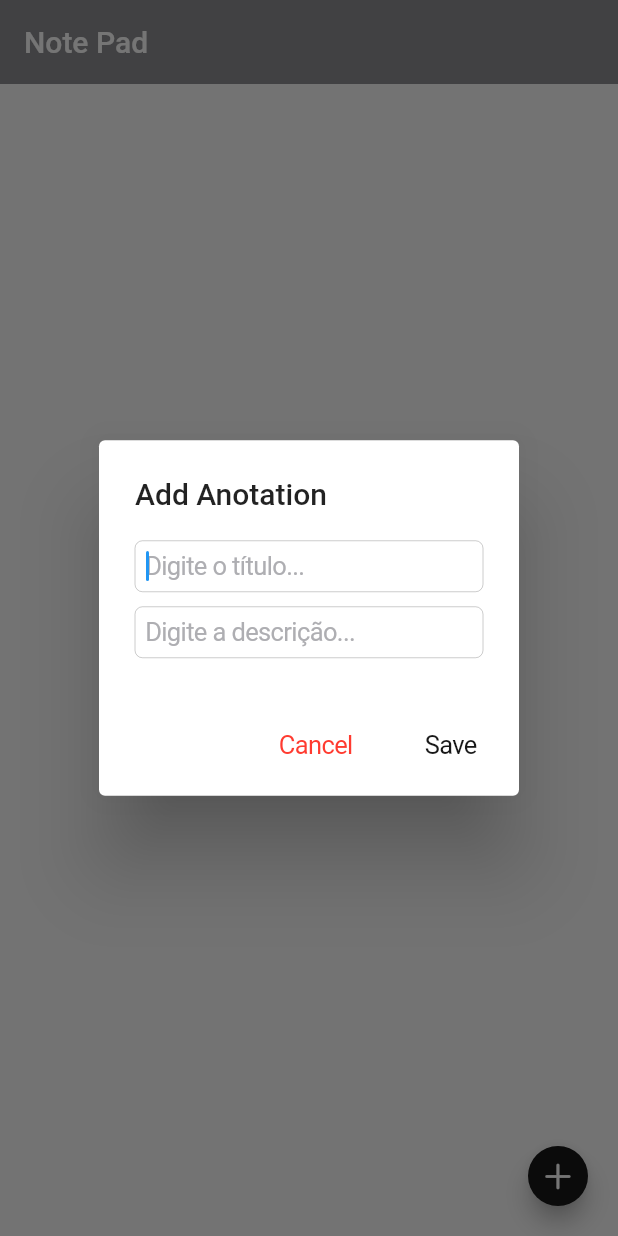
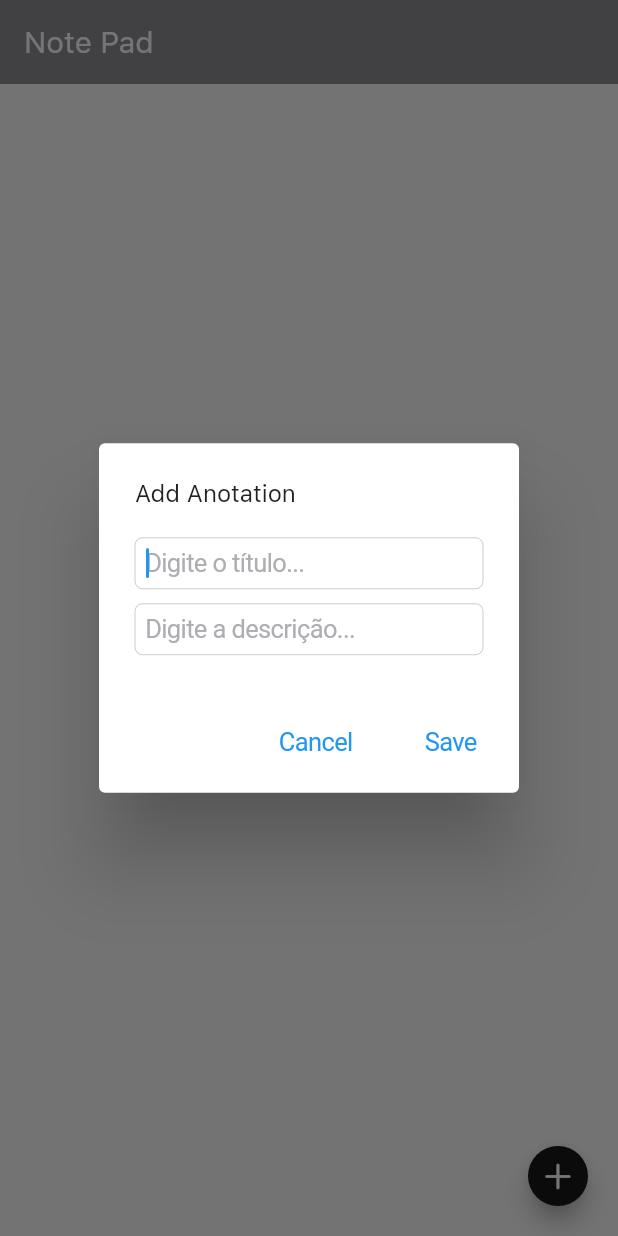
Before and after one commit to massimiliano76/NotePad_Flutter, a Flutter app: the screen it shows after launch, after a tap on an icon or button, on a phone screen of 412 x 824 dp. Run offline on Flutter 3.47's test engine with Material 2 defaults, Android fonts, the phone set to English and light mode, and no system bars; our stand-ins replace sqflite; accounts and stored records are empty.

```diff
--- a/lib/Home.dart
+++ b/lib/Home.dart
@@ -20,7 +20,6 @@ class _HomeState extends State<Home> {
               onPressed: () => Navigator.pop(context),
               child: Text(
                 "Cancel",
-                style: TextStyle(color: CupertinoColors.destructiveRed),
               ),
               minSize: 5.2,
             ),
@@ -30,11 +29,15 @@ class _HomeState extends State<Home> {
               },
               child: Text(
                 "Save",
-                style: TextStyle(color: CupertinoColors.darkBackgroundGray),
               ),
             )
           ],
-          title: Text("Add Anotation"),
+          title: Text(
+            "Add Anotation",
+            style: TextStyle(
+              fontSize: 16,
+            ),
+          ),
           content: Column(
             mainAxisSize: MainAxisSize.min,
             children: [
--- a/lib/main.dart
+++ b/lib/main.dart
@@ -10,6 +10,9 @@ class MyApp extends StatelessWidget {
   Widget build(BuildContext context) {
     return MaterialApp(
       debugShowCheckedModeBanner: false,
+      theme: ThemeData(
+        fontFamily: 'SF Pro Text Regular',
+      ),
       home: Home(),
     );
   }
```
Also changed, not shown: lib/database/dbAnotationHelper.dart (added, +42 -0 lines), pubspec.yaml (+5 -4 lines), fonts/SFProText-Regular.ttf (added), pubspec.lock, 3 other files.
